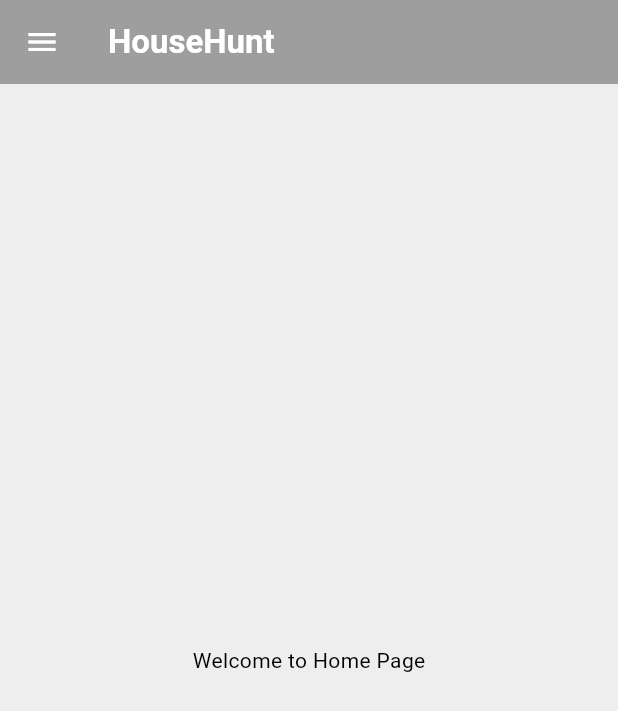
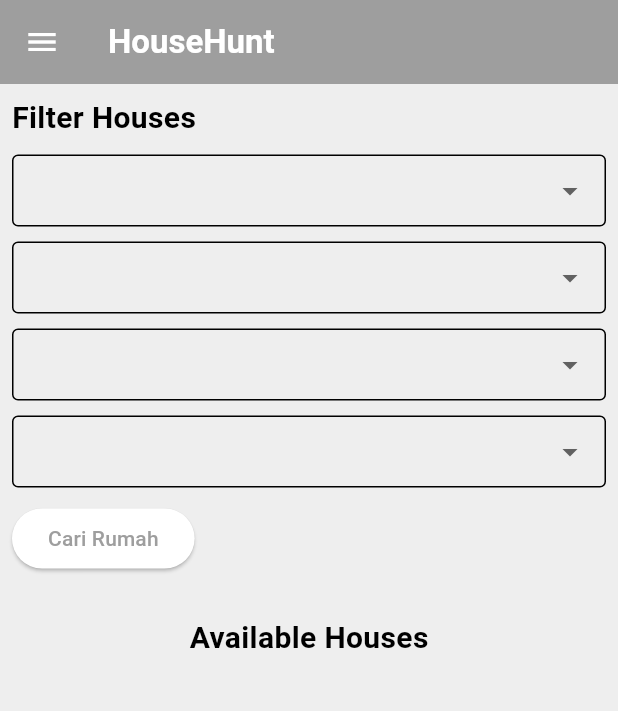
Before and after one commit to PBP24-D01/HouseHunt-Mobile, a Flutter app: the screen it shows after launch, on a phone screen of 412 x 824 dp. Shown: the top 711 px of the screen. Run offline on Flutter 3.47's test engine with Material 3 defaults, Android fonts, the phone set to English and light mode, and no system bars; missing offline and left inert: pbp_django_auth; network calls fail.

Commit message:
feat: added filters on home page

```diff
--- a/lib/module/rumah/main.dart
+++ b/lib/module/rumah/main.dart
@@ -1,28 +1,193 @@
 import 'package:flutter/material.dart';
+import 'package:http/http.dart' as http;
+import 'dart:convert';
 import 'package:househunt_mobile/widgets/drawer.dart';
 
-class HomePage extends StatelessWidget {
+class HomePage extends StatefulWidget {
   const HomePage({super.key});
+
+  @override
+  _HomePageState createState() => _HomePageState();
+}
+
+class _HomePageState extends State<HomePage> {
+  List houses = [];
+  String selectedLocation = '';
+  String selectedPriceRange = '';
+  String selectedBedrooms = '';
+  String selectedBathrooms = '';
+
+  @override
+  void initState() {
+    super.initState();
+    fetchHouses();
+  }
+
+  Future<void> fetchHouses() async {
+    final response = await http.get(Uri.parse(
+        'http://127.0.0.1:8000/api/houses/?lokasi=$selectedLocation&price_range=$selectedPriceRange&kamar_tidur=$selectedBedrooms&kamar_mandi=$selectedBathrooms&is_available=on'));
+
+    if (response.statusCode == 200) {
+      setState(() {
+        houses = json.decode(response.body);
+      });
+    } else {
+      throw Exception('Failed to load houses');
+    }
+  }
 
   @override
   Widget build(BuildContext context) {
     return Scaffold(
       appBar: AppBar(
         title: const Text(
-            'HouseHunt',
-            style: TextStyle(
+          'HouseHunt',
+          style: TextStyle(
             color: Colors.white,
             fontWeight: FontWeight.bold,
-            ),
+          ),
         ),
-        // Warna latar belakang AppBar diambil dari skema warna tema aplikasi.
         backgroundColor: Theme.of(context).colorScheme.primary,
-        // Mengganti warna icon drawer menjadi putih
         iconTheme: const IconThemeData(color: Colors.white),
       ),
       drawer: const LeftDrawer(),
-      body: const Center(
-        child: Text('Welcome to Home Page'),
+      body: Column(
+        children: [
+          // filters
+          // note this probably wont work until i have the API running
+          Padding(
+            padding: const EdgeInsets.all(8.0),
+            child: Column(
+              crossAxisAlignment: CrossAxisAlignment.start,
+              children: [
+                const Text(
+                  'Filter Houses',
+                  style: TextStyle(
+                    fontSize: 20,
+                    fontWeight: FontWeight.bold,
+                  ),
+                ),
+                const SizedBox(height: 10),
+                DropdownButtonFormField<String>(
+                  value: selectedLocation,
+                  hint: const Text('Select Location'),
+                  items: <String>['', 'Bekasi', 'Cikarang', 'Cibubur']
+                      .map((String value) {
+                    return DropdownMenuItem<String>(
+                      value: value,
+                      child: Text(value),
+                    );
+                  }).toList(),
+                  onChanged: (newValue) {
+                    setState(() {
+                      selectedLocation = newValue!;
+                    });
+                  },
+                  decoration: const InputDecoration(
+                    border: OutlineInputBorder(),
+                    contentPadding: EdgeInsets.symmetric(horizontal: 10),
+                  ),
+                ),
+                const SizedBox(height: 10),
+                DropdownButtonFormField<String>(
+                  value: selectedPriceRange,
+                  hint: const Text('Select Price Range'),
+                  items: <String>[
+                    '',
+                    '0-500000000',
+                    '500000000-1000000000',
+                    '1000000000-2000000000',
+                    '2000000000-999999999999'
+                  ].map((String value) {
+                    return DropdownMenuItem<String>(
+                      value: value,
+                      child: Text(value),
+                    );
+                  }).toList(),
+                  onChanged: (newValue) {
+                    setState(() {
+                      selectedPriceRange = newValue!;
+                    });
+                  },
+                  decoration: const InputDecoration(
+                    border: OutlineInputBorder(),
+                    contentPadding: EdgeInsets.symmetric(horizontal: 10),
+                  ),
+                ),
+                const SizedBox(height: 10),
+                DropdownButtonFormField<String>(
+                  value: selectedBedrooms,
+                  hint: const Text('Select Bedrooms'),
+                  items: <String>['', '1', '2', '3', '4+'].map((String value) {
+                    return DropdownMenuItem<String>(
+                      value: value,
+                      child: Text(value),
+                    );
+                  }).toList(),
+                  onChanged: (newValue) {
+                    setState(() {
+                      selectedBedrooms = newValue!;
+                    });
+                  },
+                  decoration: const InputDecoration(
+                    border: OutlineInputBorder(),
+                    contentPadding: EdgeInsets.symmetric(horizontal: 10),
+                  ),
+                ),
+                const SizedBox(height: 10),
+                DropdownButtonFormField<String>(
+                  value: selectedBathrooms,
+                  hint: const Text('Select Bathrooms'),
+                  items: <String>['', '1', '2', '3+'].map((String value) {
+                    return DropdownMenuItem<String>(
+                      value: value,
+                      child: Text(value),
+                    );
+                  }).toList(),
+                  onChanged: (newValue) {
+                    setState(() {
+                      selectedBathrooms = newValue!;
+                    });
+                  },
+                  decoration: const InputDecoration(
+                    border: OutlineInputBorder(),
+                    contentPadding: EdgeInsets.symmetric(horizontal: 10),
+                  ),
+                ),
+                const SizedBox(height: 10),
+                ElevatedButton(
+                  onPressed: fetchHouses,
+                  child: const Text('Cari Rumah'),
+                ),
+              ],
+            ),
+          ),
+          const SizedBox(height: 20),
+          const Text(
+            'Available Houses',
+            style: TextStyle(
+              fontSize: 20,
+              fontWeight: FontWeight.bold,
+            ),
+          ),
+          const SizedBox(height: 10),
+          // Display filtered houses
+          Expanded(
+            child: ListView.builder(
+              itemCount: houses.length,
+              itemBuilder: (context, index) {
+                return Card(
+                  margin:
+                      const EdgeInsets.symmetric(vertical: 10, horizontal: 15),
+                  child: ListTile(
+                    title: Text(houses[index]['judul']),
+                    subtitle: Text(houses[index]['deskripsi']),
+                  ),
+                );
+              },
+            ),
+          ),
+        ],
       ),
     );
   }
```
